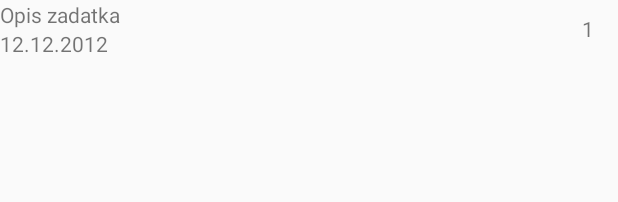
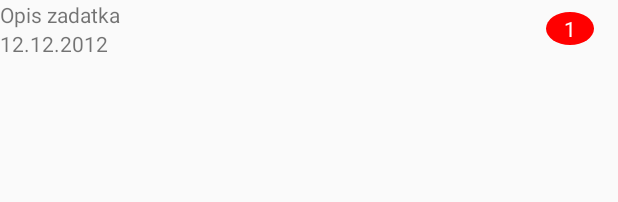
Before and after one commit to Denis8313/PlanProizvodnje, an Android app: the layout task_view.xml on its own in the app's theme, with its tools: preview values and no code run, on a phone screen of 412 x 824 dp. Shown: the top 202 px of the screen. Run offline under Robolectric (Android 15) with nearby library versions, the phone set to English and light mode, and no system bars.

Commit message:
including custom background color of shape for level of priority

```diff
--- /dev/null
+++ b/app/src/main/res/drawable/priority_shape.xml
@@ -0,0 +1,8 @@
+<?xml version="1.0" encoding="utf-8"?>
+
+<shape xmlns:android = "http://schemas.android.com/apk/res/android"
+    android:shape="oval" >
+
+    <solid
+        android:color="@color/colorHighPriority" />
+</shape>
--- a/app/src/main/res/layout/task_view.xml
+++ b/app/src/main/res/layout/task_view.xml
@@ -36,8 +36,11 @@
 
         <TextView
             android:id="@+id/priority_textview"
-            android:layout_width="wrap_content"
-            android:layout_height="wrap_content"
+            android:layout_width="32dp"
+            android:layout_height="22dp"
+            android:background="@drawable/priority_shape"
+            android:gravity="center"
+            android:textColor="@color/textColor"
             tools:text="1" />
 
     </LinearLayout>
--- a/app/src/main/res/values/colors.xml
+++ b/app/src/main/res/values/colors.xml
@@ -8,4 +8,5 @@
     <color name="colorHighPriority">#FF0000</color>
     <color name="colorMidiumPriority">#DF7401</color>
     <color name="colorLowPriority">#F7FE2E</color>
+    <color name="textColor">#FFFFFF</color>
 </resources>
```
Also changed, not shown: app/src/main/java/com/example/denis/planproizvodnje/TaskAdapter.java (+26 -0 lines).
